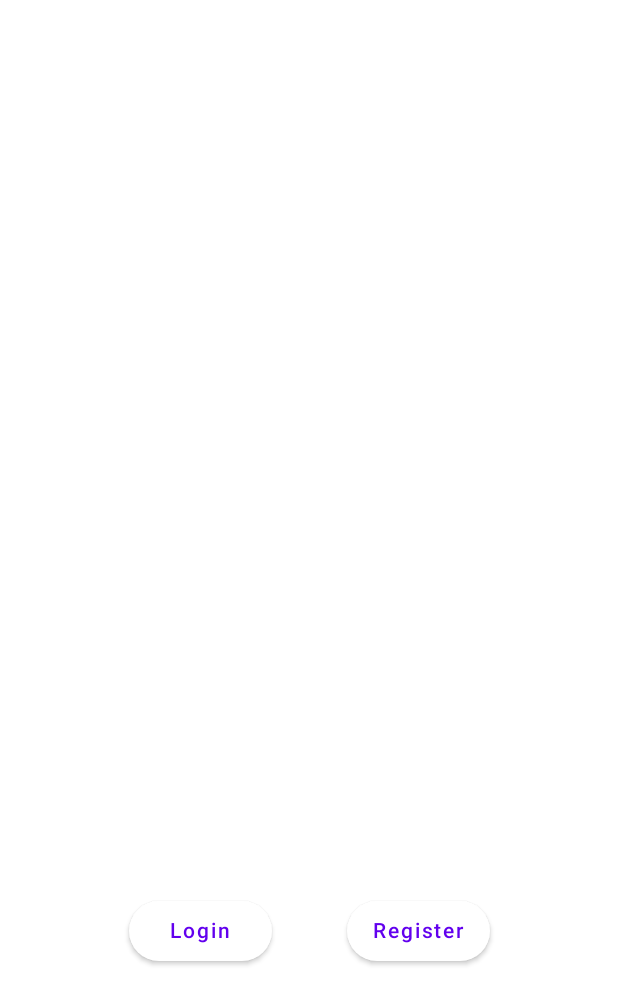
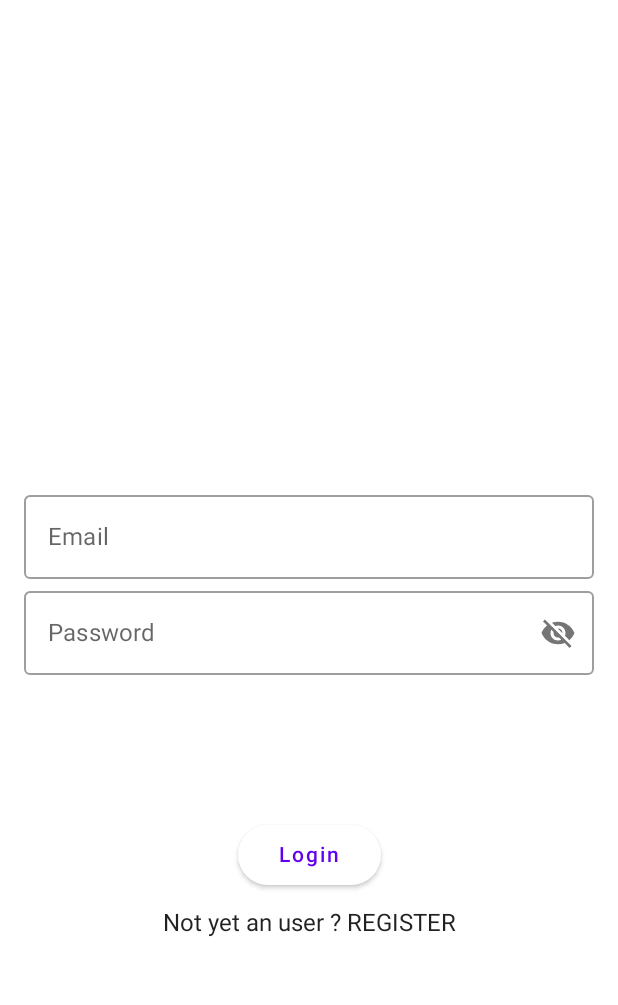
Before and after one commit to Goudurixx/K-Fit, an Android app built with Jetpack Compose: the screen it shows after launch (MainActivity), on a phone screen of 412 x 824 dp. Shown: the top 1005 px of the screen. Run offline under Robolectric (Android 15) with nearby library versions, the phone set to English and light mode, and no system bars; our stand-ins replace Dagger/Hilt's generated code, Firebase (no records; nobody signed in at launch, a user with empty details on screens opened directly).

Commit message:
Changed behavior of app, no more landing screen, just login screen and redirection from login to register and vise versa

```diff
--- a/app/src/main/java/com/example/k_fit/Router.kt
+++ b/app/src/main/java/com/example/k_fit/Router.kt
@@ -5,7 +5,6 @@ import androidx.navigation.compose.NavHost
 import androidx.navigation.compose.composable
 import androidx.navigation.compose.rememberNavController
 import com.example.k_fit.presentation.features.login.LoginScreen
-import com.example.k_fit.presentation.features.loginOrRegister.LoginOrRegisterScreen
 import com.example.k_fit.presentation.features.mainPage.MainPageScreen
 import com.example.k_fit.presentation.features.register.RegisterScreen
 import com.example.k_fit.presentation.features.userProfile.UserProfileScreen
@@ -15,11 +14,8 @@ fun Router() {
     val navHostController = rememberNavController()
     NavHost(
         navController = navHostController,
-        startDestination = ScreenRoute.LoginOrRegister.route
+        startDestination = ScreenRoute.Login.route
     ) {
-        composable(ScreenRoute.LoginOrRegister.route) {
-            LoginOrRegisterScreen(navHostController)
-        }
         composable(ScreenRoute.Register.route) {
             RegisterScreen(navHostController)
         }
@@ -36,7 +32,6 @@ fun Router() {
 }
 
 sealed class ScreenRoute(val route: String) {
-    object LoginOrRegister : ScreenRoute("loginOrRegister")
     object Login : ScreenRoute("login")
     object Register : ScreenRoute("register")
     object MainPage : ScreenRoute("mainPage")
--- a/app/src/main/java/com/example/k_fit/presentation/features/login/LoginScreen.kt
+++ b/app/src/main/java/com/example/k_fit/presentation/features/login/LoginScreen.kt
@@ -1,9 +1,11 @@
 package com.example.k_fit.presentation.features.login
 
 import androidx.compose.foundation.background
+import androidx.compose.foundation.clickable
 import androidx.compose.foundation.gestures.detectTapGestures
 import androidx.compose.foundation.layout.*
 import androidx.compose.material.MaterialTheme
+import androidx.compose.material.Text
 import androidx.compose.runtime.Composable
 import androidx.compose.runtime.collectAsState
 import androidx.compose.runtime.getValue
@@ -58,11 +60,17 @@ fun LoginScreen(
         Spacer(modifier = Modifier.padding(top = 100.dp))
         CustomButtonComponent(title = "Login") {
             viewModel.login {
-                navHostController.navigate(ScreenRoute.MainPage.route) {
-                    popUpTo(ScreenRoute.LoginOrRegister.route) { inclusive = true }
-                }
+                navHostController.navigate(ScreenRoute.MainPage.route)
             }
         }
+        Text(
+            text = "Not yet an user ? REGISTER",
+            modifier = Modifier
+                .padding(16.dp)
+                .clickable(onClick =
+                { navHostController.navigate(ScreenRoute.Register.route) }
+                )
+        )
     }
 }
 
--- a/app/src/main/java/com/example/k_fit/presentation/features/loginOrRegister/LoginOrRegisterScreen.kt
+++ /dev/null
@@ -1,48 +0,0 @@
-package com.example.k_fit.presentation.features.loginOrRegister
-
-import androidx.compose.foundation.background
-import androidx.compose.foundation.layout.*
-import androidx.compose.material.MaterialTheme
-import androidx.compose.runtime.Composable
-import androidx.compose.ui.Alignment
-import androidx.compose.ui.Modifier
-import androidx.compose.ui.tooling.preview.Preview
-import androidx.compose.ui.unit.dp
-import androidx.navigation.NavHostController
-import androidx.navigation.compose.rememberNavController
-import com.example.k_fit.ScreenRoute
-import com.example.k_fit.presentation.components.CustomButtonComponent
-
-@Composable
-fun LoginOrRegisterScreen(
-    navHostController: NavHostController,
-) {
-    Column(
-        verticalArrangement = Arrangement.Bottom,
-        modifier = Modifier.fillMaxHeight()
-            .background(color = MaterialTheme.colors.background)
-    ) {
-        Row(
-            Modifier
-                .padding(bottom = 183.dp)
-                .fillMaxWidth(),
-            horizontalArrangement = Arrangement.spacedBy(
-                50.dp,
-                alignment = Alignment.CenterHorizontally
-            )
-        ) {
-            CustomButtonComponent(title = "Login",
-                onClick = { navHostController.navigate(ScreenRoute.Login.route) })
-            CustomButtonComponent(
-                title = "Register",
-                onClick = { navHostController.navigate(ScreenRoute.Register.route) })
-        }
-    }
-}
-
-@Preview("Preview of the login or register screen", showBackground = true, showSystemUi = true)
-@Composable
-fun PreviewLoginScreen() {
-    val navHostController = rememberNavController()
-    LoginOrRegisterScreen(navHostController)
-}
```
Also changed, not shown: app/src/main/java/com/example/k_fit/presentation/features/register/RegisterScreen.kt (+12 -2 lines).
